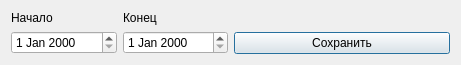
Old version of the form ui/reportpracticewindow.ui in the repository 7enSmile/clientVKR.
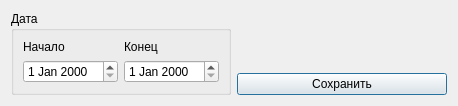
New version of the form.

The edit to the form file:
```diff
--- a/ui/reportpracticewindow.ui
+++ b/ui/reportpracticewindow.ui
@@ -6,8 +6,8 @@
    <rect>
     <x>0</x>
     <y>0</y>
-    <width>461</width>
-    <height>64</height>
+    <width>458</width>
+    <height>104</height>
    </rect>
   </property>
   <property name="windowTitle">
@@ -15,6 +15,12 @@
   </property>
   <layout class="QHBoxLayout" name="horizontalLayout_2">
    <item>
+    <widget class="QGroupBox" name="groupBox">
+     <property name="title">
+      <string>Дата</string>
+     </property>
+     <layout class="QVBoxLayout" name="verticalLayout_4">
+      <item>
     <layout class="QHBoxLayout" name="horizontalLayout">
      <item>
       <layout class="QVBoxLayout" name="verticalLayout">
@@ -45,6 +51,9 @@
       </layout>
      </item>
     </layout>
+      </item>
+     </layout>
+    </widget>
    </item>
    <item>
     <layout class="QVBoxLayout" name="verticalLayout_3">
```
Lines whose indentation alone changed are shown as unchanged.
